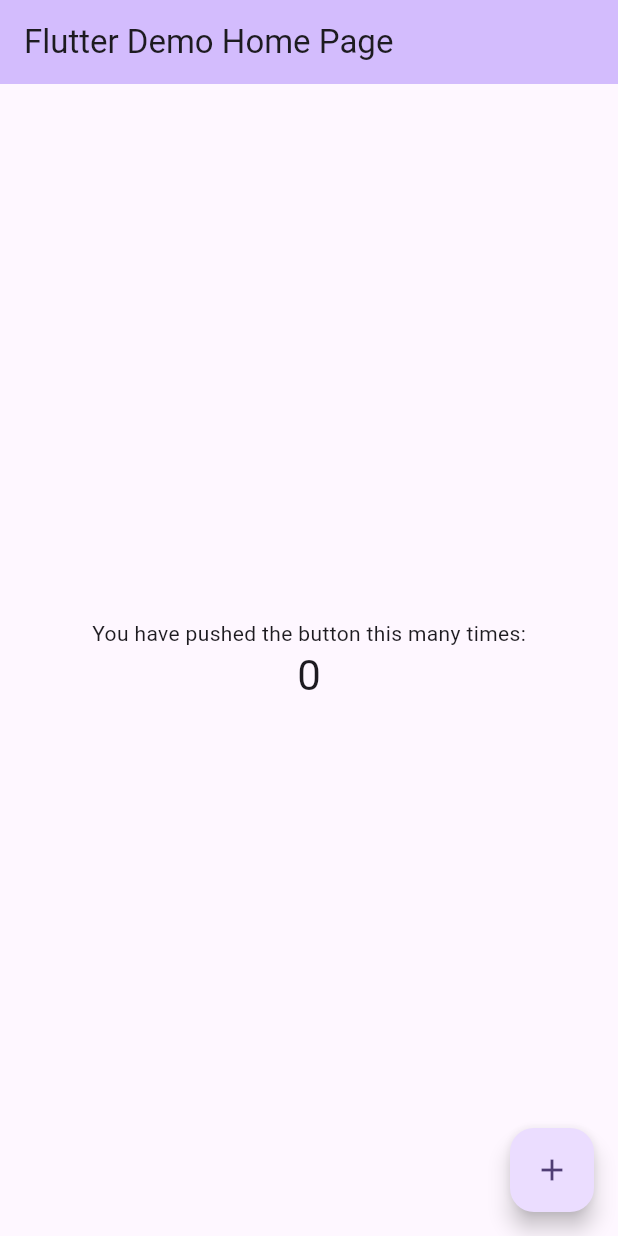
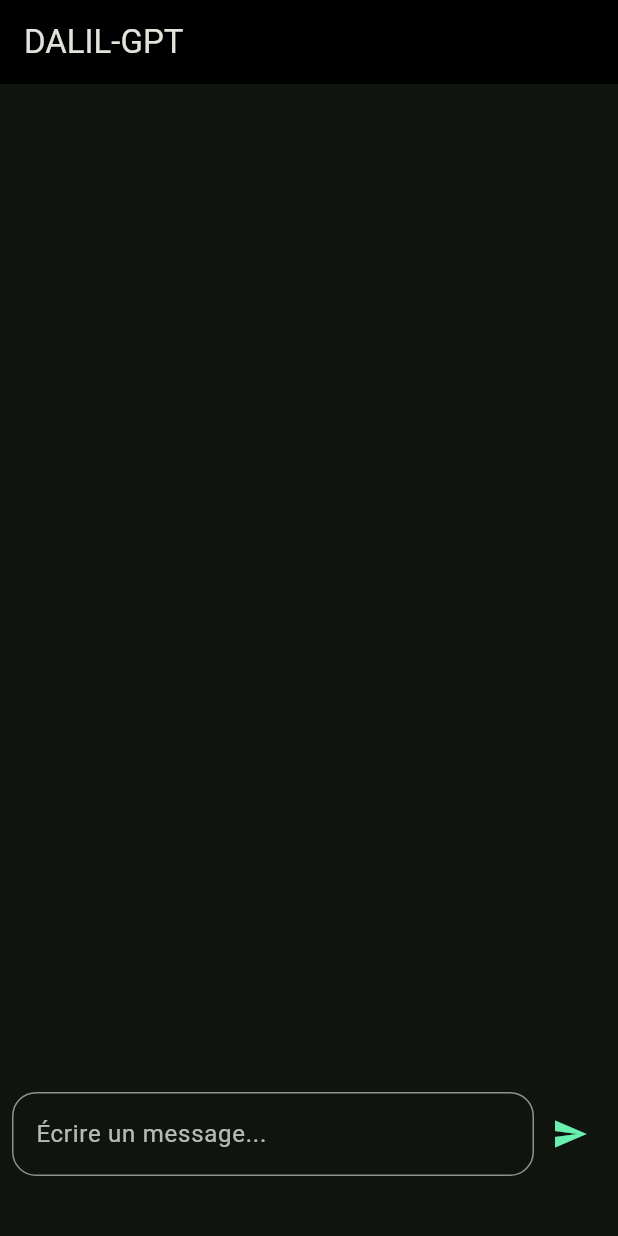
Before and after one commit to Shabich/DalilGPT, a Flutter app: the screen it shows after launch, on a phone screen of 412 x 824 dp. Run offline on Flutter 3.47's test engine with Material 3 defaults, Android fonts, the phone set to English and light mode, and no system bars.

Commit message:
interface Prompt

```diff
--- a/lib/main.dart
+++ b/lib/main.dart
@@ -7,119 +7,117 @@
 class MyApp extends StatelessWidget {
   const MyApp({super.key});
 
-  // This widget is the root of your application.
   @override
   Widget build(BuildContext context) {
     return MaterialApp(
-      title: 'Flutter Demo',
+      debugShowCheckedModeBanner: false,
+      title: 'DALIL-GPT 4.o',
       theme: ThemeData(
-        // This is the theme of your application.
-        //
-        // TRY THIS: Try running your application with "flutter run". You'll see
-        // the application has a purple toolbar. Then, without quitting the app,
-        // try changing the seedColor in the colorScheme below to Colors.green
-        // and then invoke "hot reload" (save your changes or press the "hot
-        // reload" button in a Flutter-supported IDE, or press "r" if you used
-        // the command line to start the app).
-        //
-        // Notice that the counter didn't reset back to zero; the application
-        // state is not lost during the reload. To reset the state, use hot
-        // restart instead.
-        //
-        // This works for code too, not just values: Most code changes can be
-        // tested with just a hot reload.
-        colorScheme: ColorScheme.fromSeed(seedColor: Colors.deepPurple),
+        brightness: Brightness.dark,
+        colorScheme: ColorScheme.fromSeed(
+            seedColor: Colors.green, brightness: Brightness.dark),
         useMaterial3: true,
       ),
-      home: const MyHomePage(title: 'Flutter Demo Home Page'),
+      home: const ChatScreen(),
     );
   }
 }
 
-class MyHomePage extends StatefulWidget {
-  const MyHomePage({super.key, required this.title});
-
-  // This widget is the home page of your application. It is stateful, meaning
-  // that it has a State object (defined below) that contains fields that affect
-  // how it looks.
-
-  // This class is the configuration for the state. It holds the values (in this
-  // case the title) provided by the parent (in this case the App widget) and
-  // used by the build method of the State. Fields in a Widget subclass are
-  // always marked "final".
-
-  final String title;
+class ChatScreen extends StatefulWidget {
+  const ChatScreen({super.key});
 
   @override
-  State<MyHomePage> createState() => _MyHomePageState();
+  State<ChatScreen> createState() => _ChatScreenState();
 }
 
-class _MyHomePageState extends State<MyHomePage> {
-  int _counter = 0;
+class _ChatScreenState extends State<ChatScreen> {
+  final TextEditingController _controller = TextEditingController();
+  final List<Map<String, String>> _messages = [];
 
-  void _incrementCounter() {
-    setState(() {
-      // This call to setState tells the Flutter framework that something has
-      // changed in this State, which causes it to rerun the build method below
-      // so that the display can reflect the updated values. If we changed
-      // _counter without calling setState(), then the build method would not be
-      // called again, and so nothing would appear to happen.
-      _counter++;
-    });
+  void _sendMessage() {
+    if (_controller.text.isNotEmpty) {
+      setState(() {
+        _messages.add({"user": _controller.text});
+        _messages.add({"bot": "Réponse générée par DALIL-GPT"});
+      });
+      _controller.clear();
+      FocusScope.of(context).unfocus(); // Ferme le clavier après l'envoi
+    }
   }
 
   @override
   Widget build(BuildContext context) {
-    // This method is rerun every time setState is called, for instance as done
-    // by the _incrementCounter method above.
-    //
-    // The Flutter framework has been optimized to make rerunning build methods
-    // fast, so that you can just rebuild anything that needs updating rather
-    // than having to individually change instances of widgets.
     return Scaffold(
       appBar: AppBar(
-        // TRY THIS: Try changing the color here to a specific color (to
-        // Colors.amber, perhaps?) and trigger a hot reload to see the AppBar
-        // change color while the other colors stay the same.
-        backgroundColor: Theme.of(context).colorScheme.inversePrimary,
-        // Here we take the value from the MyHomePage object that was created by
-        // the App.build method, and use it to set our appbar title.
-        title: Text(widget.title),
+        title: const Text('DALIL-GPT'),
+        backgroundColor: Colors.black,
       ),
-      body: Center(
-        // Center is a layout widget. It takes a single child and positions it
-        // in the middle of the parent.
-        child: Column(
-          // Column is also a layout widget. It takes a list of children and
-          // arranges them vertically. By default, it sizes itself to fit its
-          // children horizontally, and tries to be as tall as its parent.
-          //
-          // Column has various properties to control how it sizes itself and
-          // how it positions its children. Here we use mainAxisAlignment to
-          // center the children vertically; the main axis here is the vertical
-          // axis because Columns are vertical (the cross axis would be
-          // horizontal).
-          //
-          // TRY THIS: Invoke "debug painting" (choose the "Toggle Debug Paint"
-          // action in the IDE, or press "p" in the console), to see the
-          // wireframe for each widget.
-          mainAxisAlignment: MainAxisAlignment.center,
-          children: <Widget>[
-            const Text(
-              'You have pushed the button this many times:',
+      body: Column(
+        children: [
+          Expanded(
+            child: ListView.builder(
+              padding: const EdgeInsets.all(8.0),
+              itemCount: _messages.length,
+              itemBuilder: (context, index) {
+                String sender = _messages[index].keys.first;
+                String message = _messages[index][sender]!;
+                bool isUser = sender == "user";
+
+                return Align(
+                  alignment:
+                      isUser ? Alignment.centerRight : Alignment.centerLeft,
+                  child: Container(
+                    margin: const EdgeInsets.symmetric(vertical: 5.0),
+                    padding: const EdgeInsets.all(10.0),
+                    decoration: BoxDecoration(
+                      color: isUser
+                          ? const Color.fromARGB(255, 11, 170, 59)
+                          : Colors.grey[800],
+                      borderRadius: BorderRadius.circular(16.0),
+                    ),
+                    child: Text(
+                      message,
+                      style: TextStyle(
+                        color: isUser ? Colors.white : Colors.white70,
+                      ),
+                    ),
+                  ),
+                );
+              },
             ),
-            Text(
-              '$_counter',
-              style: Theme.of(context).textTheme.headlineMedium,
+          ),
+          Padding(
+            padding: const EdgeInsets.fromLTRB(8.0, 8.0, 8.0, 40.0),
+            child: Row(
+              children: [
+                Expanded(
+                  child: TextField(
+                    keyboardType: TextInputType.text,
+                    controller: _controller,
+                    style: const TextStyle(color: Colors.white),
+                    decoration: InputDecoration(
+                      hintText: 'Écrire un message...',
+                      hintStyle: const TextStyle(color: Colors.white70),
+                      border: OutlineInputBorder(
+                        borderRadius: BorderRadius.circular(16.0),
+                        borderSide: BorderSide(color: Colors.greenAccent),
+                      ),
+                      focusedBorder: OutlineInputBorder(
+                        borderRadius: BorderRadius.circular(16.0),
+                        borderSide: BorderSide(color: Colors.green),
+                      ),
+                    ),
+                  ),
+                ),
+                IconButton(
+                  icon: const Icon(Icons.send, color: Colors.greenAccent),
+                  onPressed: _sendMessage,
+                ),
+              ],
             ),
-          ],
-        ),
+          ),
+        ],
       ),
-      floatingActionButton: FloatingActionButton(
-        onPressed: _incrementCounter,
-        tooltip: 'Increment',
-        child: const Icon(Icons.add),
-      ), // This trailing comma makes auto-formatting nicer for build methods.
     );
   }
 }
```
